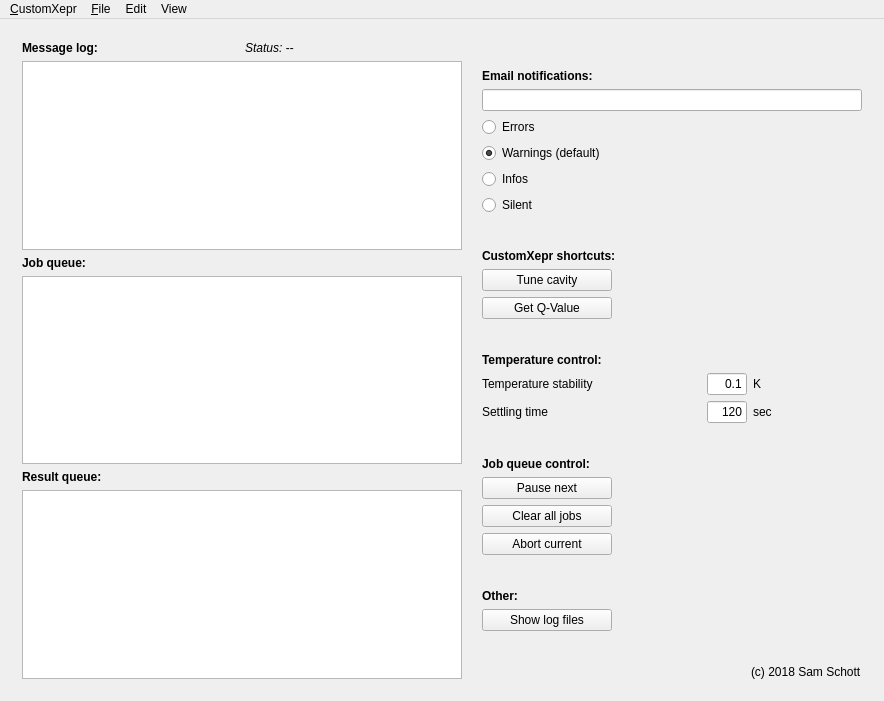
This is xeprtools/customxepr_ui.ui in OE-FET/customxepr as Qt 5 draws it before an edit. The edited form follows.
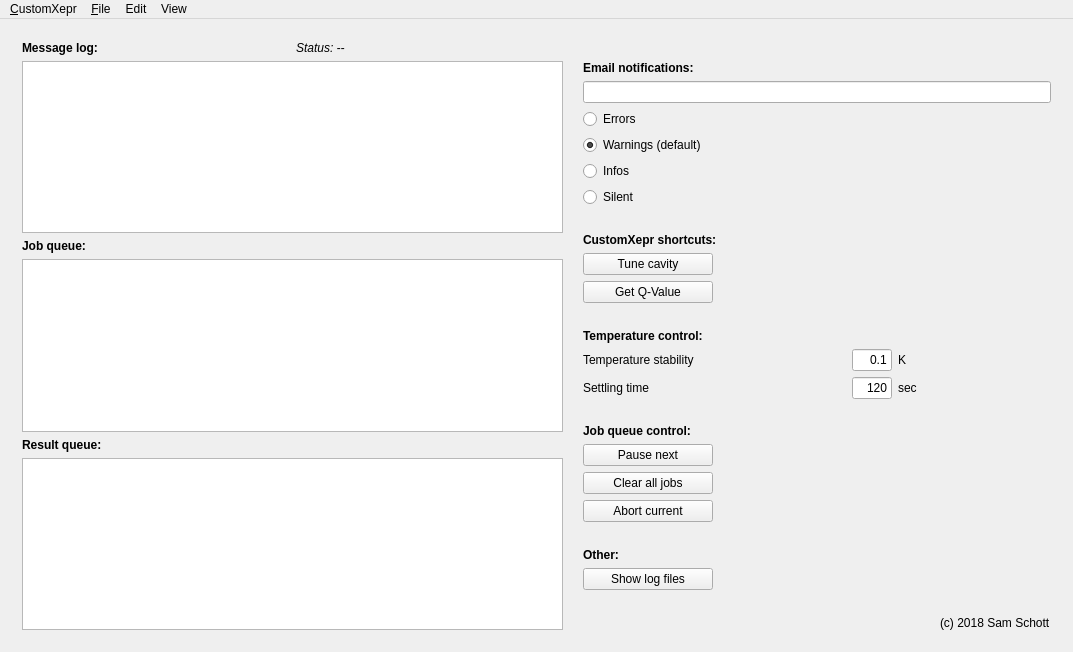
This is the edited form.

Commit message: updated tab-order

Diff of the .ui file:
```diff
--- a/xeprtools/customxepr_ui.ui
+++ b/xeprtools/customxepr_ui.ui
@@ -6,8 +6,8 @@
    <rect>
     <x>0</x>
     <y>0</y>
-    <width>884</width>
-    <height>701</height>
+    <width>1073</width>
+    <height>652</height>
    </rect>
   </property>
   <property name="windowTitle">
@@ -564,7 +564,7 @@
     <rect>
      <x>0</x>
      <y>0</y>
-     <width>884</width>
+     <width>1073</width>
      <height>22</height>
     </rect>
    </property>
```
Left out of the diff: 18 changed lines with no effect on the pictures.
